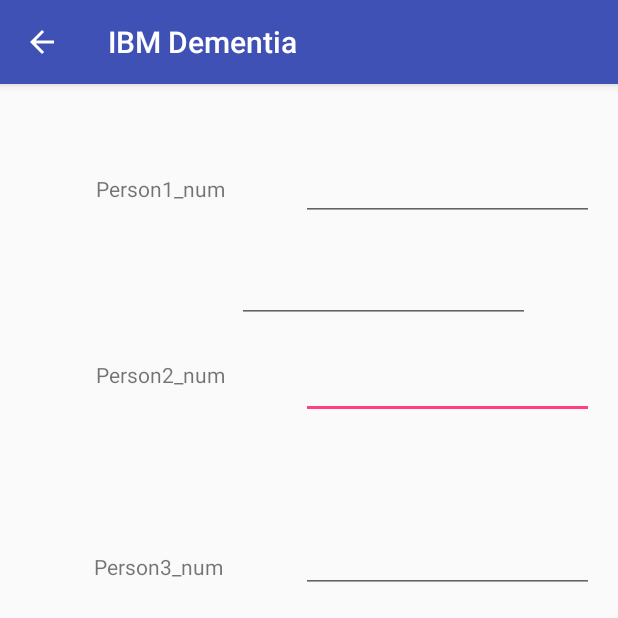
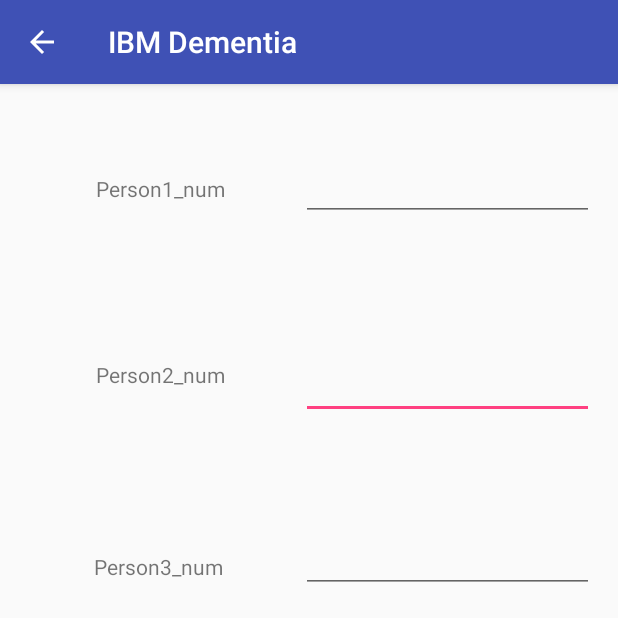
Before and after one commit to xxyypp/IBM_Dementia, an Android app: the UserSetting screen opened directly, with no data from a screen before it, on a phone screen of 412 x 824 dp, the top half of it. Run offline under Robolectric (Android 15) with nearby library versions, the phone set to English and light mode, and no system bars.

Commit message:
User setting done

```diff
--- a/MyApp/app/src/main/java/com/example/shreyus/myapp/UserSetting.java
+++ b/MyApp/app/src/main/java/com/example/shreyus/myapp/UserSetting.java
@@ -23,23 +23,26 @@ public class UserSetting extends AppCompatActivity {
         setContentView(R.layout.activity_user_setting);
 
         Intent intent = getIntent();
-        String num1 = intent.getStringExtra(MainActivity.person1_id);
-        String num2 = intent.getStringExtra(MainActivity.person2_id);
-        String num3 = intent.getStringExtra(MainActivity.person3_id);
+//        String num1 = intent.getStringExtra(MainActivity.person1_id);
+//        String num2 = intent.getStringExtra(MainActivity.person2_id);
+//        String num3 = intent.getStringExtra(MainActivity.person3_id);
 
         /******** Display info *********/
         EditText editNum1 = findViewById(R.id.editNum1);
         EditText editNum2 = findViewById(R.id.editNum2);
         EditText editNum3 = findViewById(R.id.editNum3);
 
+        SharedPreferences dataSaved = getSharedPreferences(PREFS_NAME, 0);
+        String num1 = dataSaved.getString(person1_id,null);
+        String num2 = dataSaved.getString(person2_id,null);
+        String num3 = dataSaved.getString(person3_id,null);
+        //EditText edittest = findViewById(R.id.test);
+
         editNum1.setText(num1);
         editNum2.setText(num2);
         editNum3.setText(num3);
 
-        SharedPreferences dataSaved = getSharedPreferences(PREFS_NAME, 0);
-        String test = dataSaved.getString(person1_id,null);
-        EditText edittest = findViewById(R.id.test);
-        edittest.setText(test);
+
 
     }
 
@@ -55,9 +58,17 @@ public class UserSetting extends AppCompatActivity {
         String num2 = editNum2.getText().toString();
         String num3 = editNum3.getText().toString();
 
-        tomainIntent.putExtra(person1_id, num1);
-        tomainIntent.putExtra(person2_id, num2);
-        tomainIntent.putExtra(person3_id, num3);
+        //saved to file
+        SharedPreferences savedFile = getSharedPreferences(PREFS_NAME,0);
+        SharedPreferences.Editor editor = savedFile.edit();
+        editor.putString(person1_id, num1);
+        editor.putString(person2_id,num2);
+        editor.putString(person3_id,num3);
+        editor.commit();
+
+//        tomainIntent.putExtra(person1_id, num1);
+//        tomainIntent.putExtra(person2_id, num2);
+//        tomainIntent.putExtra(person3_id, num3);
 
         setResult(RESULT_UPDATE,tomainIntent);
         finish();
--- a/MyApp/app/src/main/res/layout/activity_user_setting.xml
+++ b/MyApp/app/src/main/res/layout/activity_user_setting.xml
@@ -75,22 +75,6 @@
         tools:text="Person3_num" />
 
     <EditText
-        android:id="@+id/test"
-        android:layout_width="195dp"
-        android:layout_height="39dp"
-        android:layout_marginEnd="16dp"
-        android:layout_marginLeft="8dp"
-        android:layout_marginRight="16dp"
-        android:layout_marginStart="8dp"
-        android:layout_marginTop="120dp"
-        android:ems="10"
-        android:inputType="textPersonName"
-        app:layout_constraintEnd_toEndOf="parent"
-        app:layout_constraintHorizontal_bias="0.0"
-        app:layout_constraintStart_toEndOf="@+id/person1"
-        app:layout_constraintTop_toTopOf="parent" />
-
-    <EditText
         android:id="@+id/editNum1"
         android:layout_width="195dp"
         android:layout_height="39dp"
```
Also changed, not shown: MyApp/app/src/main/java/com/example/shreyus/myapp/MainActivity.java (+19 -20 lines), MyApp/app/src/main/res/layout/activity_main.xml (+0 -12 lines).
